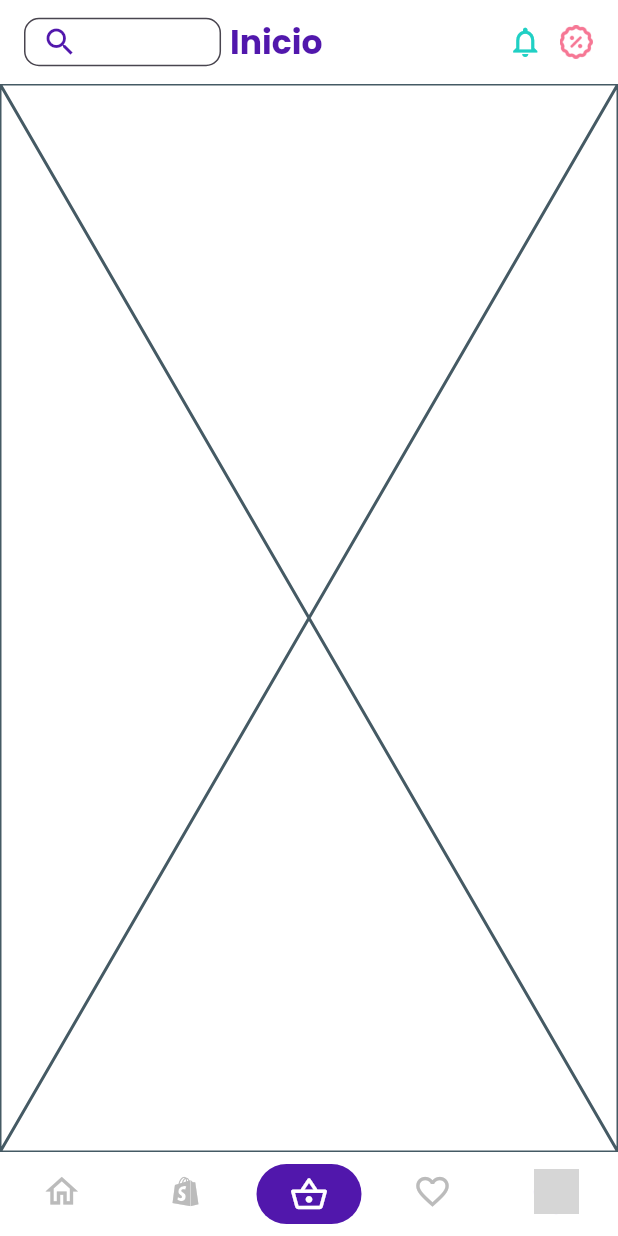
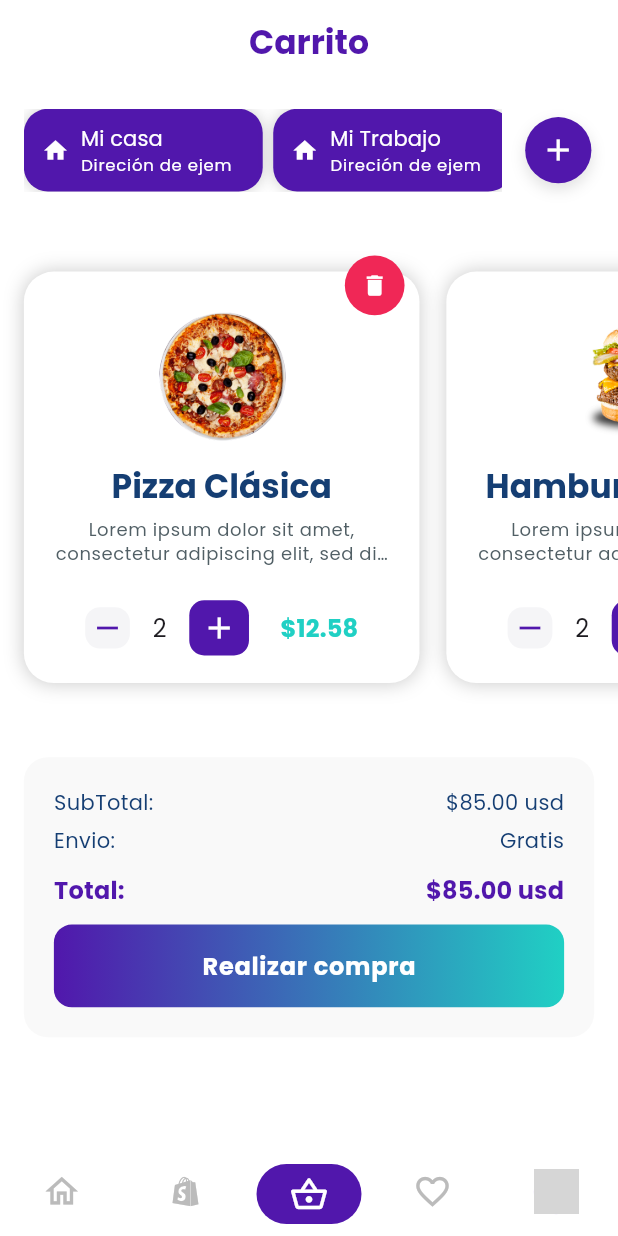
Before and after one commit to abdelrhmanMohamed-svg/delivery_app, a Flutter app: the screen it shows after launch, item 3 of the bottom bar chosen, on a phone screen of 412 x 824 dp. Run offline on Flutter 3.47's test engine with Material 3 defaults, Android fonts, the phone set to English and light mode, and no system bars; drawn by our look-alikes of persistent_bottom_nav_bar_v2; our stand-ins replace flutter_bloc; grey boxes are pictures that could not be loaded.

Commit message:
add the cartPage Ui

```diff
--- /dev/null
+++ b/devtools_options.yaml
@@ -0,0 +1,3 @@
+description: This file stores settings for Dart & Flutter DevTools.
+documentation: https://docs.flutter.dev/tools/devtools/extensions#configure-extension-enablement-states
+extensions:
--- a/lib/main.dart
+++ b/lib/main.dart
@@ -1,8 +1,11 @@
+import 'package:delivery_app/root.dart';
 import 'package:delivery_app/utils/app_constants.dart';
 import 'package:delivery_app/utils/router/app_router.dart';
 import 'package:delivery_app/utils/router/app_routes.dart';
 import 'package:delivery_app/utils/theme/app_theme.dart';
+import 'package:delivery_app/view_models/root/root_cubit.dart';
 import 'package:flutter/material.dart';
+import 'package:flutter_bloc/flutter_bloc.dart';
 
 void main() {
   runApp(const MyApp());
@@ -13,13 +16,16 @@ class MyApp extends StatelessWidget {
 
   @override
   Widget build(BuildContext context) {
-    return MaterialApp(
-      title: AppConstants.appName,
-      theme: AppTheme.getTheme,
-      debugShowCheckedModeBanner: false,
+    return BlocProvider(
+      create: (context) => RootCubit(),
+      child: MaterialApp(
+        title: AppConstants.appName,
+        theme: AppTheme.getTheme,
+        debugShowCheckedModeBanner: false,
 
-      onGenerateRoute: AppRouter.onGenerateRoute(),
-      initialRoute: AppRoutes.root,
+        onGenerateRoute: AppRouter.onGenerateRoute(),
+        initialRoute: AppRoutes.root,
+      ),
     );
   }
 }
--- /dev/null
+++ b/lib/models/address_model.dart
@@ -0,0 +1,11 @@
+class AddressModel {
+  final String city;
+  final String street;
+
+  AddressModel({required this.city, required this.street});
+}
+
+List<AddressModel> dummyAddresses = [
+  AddressModel(city: 'Mi casa', street: 'Direción de ejem'),
+  AddressModel(city: 'Mi Trabajo', street: 'Direción de ejem'),
+];
--- a/lib/root.dart
+++ b/lib/root.dart
@@ -1,12 +1,15 @@
 import 'package:delivery_app/utils/app_constants.dart';
 import 'package:delivery_app/utils/app_size.dart';
 import 'package:delivery_app/utils/theme/app_colors.dart';
+import 'package:delivery_app/view_models/root/root_cubit.dart';
 import 'package:delivery_app/views/pages/basket_page.dart';
 import 'package:delivery_app/views/pages/favorite_page.dart';
 import 'package:delivery_app/views/pages/home_page.dart';
 import 'package:delivery_app/views/pages/profile_page.dart';
 import 'package:delivery_app/views/pages/shop_page.dart';
+import 'package:delivery_app/views/widgets/custom_app_bar.dart';
 import 'package:flutter/material.dart';
+import 'package:flutter_bloc/flutter_bloc.dart';
 import 'package:persistent_bottom_nav_bar_v2/persistent_bottom_nav_bar_v2.dart';
 
 class Root extends StatelessWidget {
@@ -61,65 +64,16 @@ class Root extends StatelessWidget {
   ];
   @override
   Widget build(BuildContext context) {
+    final rootCubit = BlocProvider.of<RootCubit>(context);
     AppSize.init(context);
 
     return Scaffold(
-      appBar: AppBar(
-        title: Row(
-          mainAxisAlignment: MainAxisAlignment.spaceBetween,
-          children: [
-            Row(
-              children: [
-                SizedBox(
-                  width: AppSize.w(132),
-                  height: AppSize.h(35),
-                  child: TextField(
-                    decoration: InputDecoration(
-                      prefixIcon: const Icon(
-                        Icons.search,
-                        color: AppColors.primary,
-                      ),
-                      border: OutlineInputBorder(
-                        borderRadius: BorderRadius.circular(10.0),
-                        borderSide: BorderSide(color: AppColors.borderColor),
-                      ),
-                      filled: true,
-                      fillColor: AppColors.backgorund,
-                    ),
-                  ),
-                ),
-                SizedBox(width: AppSize.w(6)),
-                Text(
-                  "Inicio",
-                  style: Theme.of(context).textTheme.titleLarge!.copyWith(
-                    color: AppColors.primary,
-                    fontWeight: FontWeight.w600,
-                  ),
-                ),
-              ],
-            ),
-
-            Row(
-              children: [
-                Icon(
-                  Icons.notifications_none_outlined,
-                  color: AppColors.notificationIconColor,
-                ),
-                SizedBox(width: AppSize.w(10)),
-
-                Image.asset(
-                  AppConstants.settingsIcon,
-                  width: AppSize.w(24),
-                  height: AppSize.h(24),
-                  color: AppColors.settingsIconColor,
-                ),
-              ],
-            ),
-          ],
-        ),
-      ),
+      appBar: CustomAppBar(),
       body: SafeArea(
         child: PersistentTabView(
+          onTabChanged: (index) {
+            rootCubit.changeTab(index);
+          },
           tabs: _tabs(),
           navBarBuilder: (navBarConfig) =>
               Style15BottomNavBar(navBarConfig: navBarConfig),
--- a/lib/utils/theme/app_colors.dart
+++ b/lib/utils/theme/app_colors.dart
@@ -15,4 +15,6 @@ class AppColors {
   static const Color lightGray = Color(0xff515F65);
   static const Color black = Colors.black;
   static const Color red = Color(0xffF1395E);
+  static const Color lightGray2 = Color(0xffF9F9F9);
+
 }
--- /dev/null
+++ b/lib/view_models/root/root_cubit.dart
@@ -0,0 +1,12 @@
+
+import 'package:flutter_bloc/flutter_bloc.dart';
+
+part 'root_state.dart';
+
+class RootCubit extends Cubit<RootState> {
+  RootCubit() : super(RootInitial());
+
+  void changeTab(int index) {
+    emit(RootTabChanged(index));
+  }
+}
--- /dev/null
+++ b/lib/view_models/root/root_state.dart
@@ -0,0 +1,10 @@
+part of 'root_cubit.dart';
+
+sealed class RootState {}
+
+final class RootInitial extends RootState {}
+
+final class RootTabChanged extends RootState {
+  final int selectedIndex;
+  RootTabChanged(this.selectedIndex);
+}
--- a/lib/views/pages/basket_page.dart
+++ b/lib/views/pages/basket_page.dart
@@ -1,3 +1,7 @@
+import 'package:delivery_app/utils/app_size.dart';
+import 'package:delivery_app/views/widgets/address_row.dart';
+import 'package:delivery_app/views/widgets/cart_item_list.dart';
+import 'package:delivery_app/views/widgets/summary_card.dart';
 import 'package:flutter/material.dart';
 
 class BasketPage extends StatelessWidget {
@@ -5,6 +9,27 @@ class BasketPage extends StatelessWidget {
 
   @override
   Widget build(BuildContext context) {
-    return const Placeholder();
+    AppSize.init(context);
+
+    return Padding(
+      padding: EdgeInsets.symmetric(horizontal: AppSize.w(16)),
+      child: Column(
+        children: [
+          SizedBox(height: AppSize.h(18)),
+
+          //address row with add button
+          AddressRow(),
+
+          SizedBox(height: AppSize.h(50)),
+
+          // Cart items list
+          CartItemList(),
+
+          // Totals and action
+          SummaryCard(),
+          SizedBox(height: AppSize.h(20)),
+        ],
+      ),
+    );
   }
 }
--- /dev/null
+++ b/lib/views/widgets/address_item.dart
@@ -0,0 +1,51 @@
+import 'package:delivery_app/models/address_model.dart';
+import 'package:delivery_app/utils/app_size.dart';
+import 'package:delivery_app/utils/theme/app_colors.dart';
+import 'package:flutter/material.dart';
+
+class AddressItem extends StatelessWidget {
+  const AddressItem({super.key, required this.address});
+  final AddressModel address;
+
+  @override
+  Widget build(BuildContext context) {
+    return Container(
+      width: AppSize.w(160),
+      margin: EdgeInsets.only(right: 7.0),
+      padding: EdgeInsets.symmetric(horizontal: 12.0),
+
+      decoration: BoxDecoration(
+        color: AppColors.primary,
+        borderRadius: BorderRadius.circular(16.0),
+        boxShadow: [
+          BoxShadow(color: Colors.black.withOpacity(0.2), blurRadius: 8),
+        ],
+      ),
+      child: Row(
+        crossAxisAlignment: CrossAxisAlignment.center,
+        children: [
+          Icon(Icons.home, color: AppColors.white, size: 18),
+          SizedBox(width: AppSize.w(8)),
+          Column(
+            mainAxisAlignment: MainAxisAlignment.center,
+            crossAxisAlignment: CrossAxisAlignment.start,
+            children: [
+              Text(
+                address.city,
+                style: Theme.of(
+                  context,
+                ).textTheme.titleSmall!.copyWith(color: AppColors.white),
+              ),
+              Text(
+                address.street,
+                style: Theme.of(
+                  context,
+                ).textTheme.labelSmall!.copyWith(color: AppColors.white),
+              ),
+            ],
+          ),
+        ],
+      ),
+    );
+  }
+}
--- /dev/null
+++ b/lib/views/widgets/address_row.dart
@@ -0,0 +1,47 @@
+import 'package:delivery_app/models/address_model.dart';
+import 'package:delivery_app/utils/app_size.dart';
+import 'package:delivery_app/utils/theme/app_colors.dart';
+import 'package:delivery_app/views/widgets/address_item.dart';
+import 'package:flutter/material.dart';
+
+class AddressRow extends StatelessWidget {
+  const AddressRow({super.key});
+
+  @override
+  Widget build(BuildContext context) {
+    return Row(
+      children: [
+        SizedBox(
+          width: AppSize.w(320),
+          height: AppSize.h(60),
+          child: ListView.builder(
+            scrollDirection: Axis.horizontal,
+            itemCount: dummyAddresses.length,
+            itemBuilder: (context, index) {
+              final address = dummyAddresses[index];
+              return AddressItem(address: address);
+            },
+          ),
+        ),
+
+        const Spacer(),
+        Container(
+          width: AppSize.w(48),
+          height: AppSize.h(48),
+          decoration: BoxDecoration(
+            color: AppColors.primary,
+            shape: BoxShape.circle,
+            boxShadow: [
+              BoxShadow(
+                color: Colors.black.withOpacity(0.12),
+                blurRadius: 8,
+                offset: Offset(0, 4),
+              ),
+            ],
+          ),
+          child: Icon(Icons.add, color: Colors.white),
+        ),
+      ],
+    );
+  }
+}
--- /dev/null
+++ b/lib/views/widgets/cart_item.dart
@@ -0,0 +1,93 @@
+import 'package:delivery_app/models/product_model.dart';
+import 'package:delivery_app/utils/app_size.dart';
+import 'package:delivery_app/utils/theme/app_colors.dart';
+import 'package:delivery_app/views/widgets/count_component.dart';
+import 'package:flutter/material.dart';
+
+class CartItem extends StatelessWidget {
+  const CartItem({super.key, required this.product});
+  final ProductModel product;
+
+  @override
+  Widget build(BuildContext context) {
+    return Stack(
+      clipBehavior: Clip.none,
+      children: [
+        Container(
+          width: double.infinity,
+          padding: EdgeInsets.symmetric(
+            vertical: AppSize.h(20),
+            horizontal: AppSize.w(20),
+          ),
+          decoration: BoxDecoration(
+            color: Colors.white,
+            borderRadius: BorderRadius.circular(AppSize.w(20)),
+            boxShadow: [
+              BoxShadow(color: Colors.black.withOpacity(0.2), blurRadius: 10),
+            ],
+          ),
+          child: Column(
+            mainAxisSize: MainAxisSize.min,
+            children: [
+              // Image centered
+              Image.asset(
+                product.imageUrl,
+                fit: BoxFit.contain,
+                height: AppSize.h(110),
+                width: AppSize.w(110),
+              ),
+              SizedBox(height: AppSize.h(10)),
+              Text(
+                product.name,
+                textAlign: TextAlign.center,
+                style: Theme.of(context).textTheme.titleLarge!.copyWith(
+                  color: AppColors.darkBlue,
+                  fontWeight: FontWeight.w600,
+                ),
+              ),
+              SizedBox(height: AppSize.h(8)),
+              Text(
+                product.description,
+                textAlign: TextAlign.center,
+                style: Theme.of(
+                  context,
+                ).textTheme.bodySmall!.copyWith(color: AppColors.lightGray),
+                maxLines: 2,
+                overflow: TextOverflow.ellipsis,
+              ),
+              SizedBox(height: AppSize.h(25)),
+              Row(
+                mainAxisAlignment: MainAxisAlignment.spaceEvenly,
+                children: [
+                  CountComponent(),
+                  // price
+                  Text(
+                    '\$${product.price.toStringAsFixed(2)}',
+                    style: Theme.of(context).textTheme.titleMedium!.copyWith(
+                      color: AppColors.activeNavIconColor,
+                      fontWeight: FontWeight.w600,
+                    ),
+                  ),
+                ],
+              ),
+            ],
+          ),
+        ),
+        // delete badge
+        Positioned(
+          top: -AppSize.h(15),
+          right: AppSize.w(10),
+          child: Container(
+            width: AppSize.w(40),
+            height: AppSize.h(50),
+            decoration: BoxDecoration(
+              color: Color(0xffF02756),
+              shape: BoxShape.circle,
+            ),
+            child: Icon(Icons.delete, color: Colors.white, size: AppSize.w(18)),
+          ),
+        ),
+      ],
+    );
+  }
+}
--- /dev/null
+++ b/lib/views/widgets/cart_item_list.dart
@@ -0,0 +1,29 @@
+import 'package:delivery_app/models/product_model.dart';
+import 'package:delivery_app/utils/app_size.dart';
+import 'package:delivery_app/views/widgets/cart_item.dart';
+import 'package:flutter/material.dart';
+
+class CartItemList extends StatelessWidget {
+  const CartItemList({super.key});
+
+  @override
+  Widget build(BuildContext context) {
+    return SizedBox(
+      height: AppSize.h(360),
+      child: ListView.separated(
+        clipBehavior: Clip.none,
+        padding: EdgeInsets.only(top: AppSize.h(8)),
+        scrollDirection: Axis.horizontal,
+        itemCount: dummyProducts.length,
+        separatorBuilder: (_, __) => SizedBox(width: AppSize.w(18)),
+        itemBuilder: (context, index) {
+          final product = dummyProducts[index];
+          return SizedBox(
+            width: AppSize.w(265),
+            child: CartItem(product: product),
+          );
+        },
+      ),
+    );
+  }
+}
--- /dev/null
+++ b/lib/views/widgets/count_component.dart
@@ -0,0 +1,37 @@
+import 'package:delivery_app/utils/app_size.dart';
+import 'package:delivery_app/utils/theme/app_colors.dart';
+import 'package:flutter/material.dart';
+
+class CountComponent extends StatelessWidget {
+  const CountComponent({super.key});
+
+  @override
+  Widget build(BuildContext context) {
+    return Row(
+      children: [
+        Container(
+          width: AppSize.w(30),
+          height: AppSize.h(30),
+          decoration: BoxDecoration(
+            color: Color(0xfff5f5f7),
+            borderRadius: BorderRadius.circular(AppSize.w(10)),
+          ),
+          child: Icon(Icons.remove, color: AppColors.primary),
+        ),
+        SizedBox(width: AppSize.w(15)),
+        Text("2", style: Theme.of(context).textTheme.bodyLarge),
+        SizedBox(width: AppSize.w(15)),
+        // plus
+        Container(
+          width: AppSize.w(40),
+          height: AppSize.h(40),
+          decoration: BoxDecoration(
+            color: AppColors.primary,
+            borderRadius: BorderRadius.circular(AppSize.w(10)),
+          ),
+          child: Icon(Icons.add, color: Colors.white),
+        ),
+      ],
+    );
+  }
+}
--- /dev/null
+++ b/lib/views/widgets/custom_app_bar.dart
@@ -0,0 +1,103 @@
+import 'package:delivery_app/utils/app_constants.dart';
+import 'package:delivery_app/utils/app_size.dart';
+import 'package:delivery_app/utils/theme/app_colors.dart';
+import 'package:delivery_app/view_models/root/root_cubit.dart';
+import 'package:flutter/material.dart';
+import 'package:flutter_bloc/flutter_bloc.dart';
+
+class CustomAppBar extends StatelessWidget implements PreferredSizeWidget {
+  const CustomAppBar({super.key});
+  @override
+  Widget build(BuildContext context) {
+    int selectedIndex = 0;
+
+    final rootCubit = BlocProvider.of<RootCubit>(context);
+
+    return SafeArea(
+      child: Padding(
+        padding: const EdgeInsets.symmetric(horizontal: 16.0, vertical: 5.0),
+        child: BlocBuilder<RootCubit, RootState>(
+          bloc: rootCubit,
+          buildWhen: (previous, current) =>
+              current is RootTabChanged || current is RootInitial,
+
+          builder: (context, state) {
+            if (state is RootTabChanged) {
+              selectedIndex = state.selectedIndex;
+            }
+
+            if (selectedIndex == 2) {
+              return Center(
+                child: Text(
+                  "Carrito",
+                  style: Theme.of(context).textTheme.titleLarge!.copyWith(
+                    color: AppColors.primary,
+                    fontWeight: FontWeight.w600,
+                  ),
+                ),
+              );
+            } else {
+              return Row(
+                mainAxisAlignment: MainAxisAlignment.spaceBetween,
+                children: [
+                  Row(
+                    children: [
+                      SizedBox(
+                        width: AppSize.w(132),
+                        height: AppSize.h(35),
+                        child: TextField(
+                          decoration: InputDecoration(
+                            prefixIcon: const Icon(
+                              Icons.search,
+                              color: AppColors.primary,
+                            ),
+                            border: OutlineInputBorder(
+                              borderRadius: BorderRadius.circular(10.0),
+                              borderSide: BorderSide(
+                                color: AppColors.borderColor,
+                              ),
+                            ),
+                            filled: true,
+                            fillColor: AppColors.backgorund,
+                          ),
+                        ),
+                      ),
+                      SizedBox(width: AppSize.w(6)),
+                      Text(
+                        "Inicio",
+                        style: Theme.of(context).textTheme.titleLarge!.copyWith(
+                          color: AppColors.primary,
+                          fontWeight: FontWeight.w600,
+                        ),
+                      ),
+                    ],
+                  ),
+
+                  Row(
+                    children: [
+                      Icon(
+                        Icons.notifications_none_outlined,
+                        color: AppColors.notificationIconColor,
+                      ),
+                      SizedBox(width: AppSize.w(10)),
+
+                      Image.asset(
+                        AppConstants.settingsIcon,
+                        width: AppSize.w(24),
+                        height: AppSize.h(24),
+                        color: AppColors.settingsIconColor,
+                      ),
+                    ],
+                  ),
+                ],
+              );
+            }
+          },
+        ),
+      ),
+    );
+  }
+
+  @override
+  Size get preferredSize => const Size.fromHeight(kToolbarHeight);
+}
--- /dev/null
+++ b/lib/views/widgets/summary_card.dart
@@ -0,0 +1,91 @@
+import 'package:delivery_app/utils/app_size.dart';
+import 'package:delivery_app/utils/theme/app_colors.dart';
+import 'package:delivery_app/views/widgets/custom_main_button.dart';
+import 'package:flutter/material.dart';
+
+class SummaryCard extends StatelessWidget {
+  const SummaryCard({super.key});
+
+  @override
+  Widget build(BuildContext context) {
+    return  Container(
+            width: double.infinity,
+            padding: EdgeInsets.all(20),
+            decoration: BoxDecoration(
+              color: AppColors.lightGray2,
+              borderRadius: BorderRadius.circular(16.0),
+            ),
+            child: Column(
+              crossAxisAlignment: CrossAxisAlignment.stretch,
+              children: [
+                Row(
+                  mainAxisAlignment: MainAxisAlignment.spaceBetween,
+                  children: [
+                    Column(
+                      crossAxisAlignment: CrossAxisAlignment.start,
+                      children: [
+                        Text(
+                          'SubTotal:',
+                          style: Theme.of(context).textTheme.bodyMedium!
+                              .copyWith(color: AppColors.darkBlue),
+                        ),
+                        SizedBox(height: AppSize.h(6)),
+                        Text(
+                          'Envio:',
+                          style: Theme.of(context).textTheme.bodyMedium!
+                              .copyWith(color: AppColors.darkBlue),
+                        ),
+                      ],
+                    ),
+                    Column(
+                      crossAxisAlignment: CrossAxisAlignment.end,
+                      children: [
+                        Text(
+                          '\$85.00 usd',
+                          style: Theme.of(context).textTheme.bodyMedium!
+                              .copyWith(
+                                color: AppColors.darkBlue,
+                                fontWeight: FontWeight.w500,
+                              ),
+                        ),
+                        SizedBox(height: AppSize.h(6)),
+                        Text(
+                          'Gratis',
+                          style: Theme.of(context).textTheme.bodyMedium!
+                              .copyWith(
+                                color: AppColors.darkBlue,
+                                fontWeight: FontWeight.w500,
+                              ),
+                        ),
+                      ],
+                    ),
+                  ],
+                ),
+                SizedBox(height: AppSize.h(12)),
+                Row(
+                  mainAxisAlignment: MainAxisAlignment.spaceBetween,
+                  children: [
+                    Text(
+                      'Total:',
+                      style: Theme.of(context).textTheme.titleMedium!.copyWith(
+                        color: AppColors.primary,
+                        fontWeight: FontWeight.w600,
+                      ),
+                    ),
+                    Text(
+                      '\$85.00 usd',
+                      style: Theme.of(context).textTheme.titleMedium!.copyWith(
+                        color: AppColors.primary,
+                        fontWeight: FontWeight.w600,
+                      ),
+                    ),
+                  ],
+                ),
+                SizedBox(height: AppSize.h(12)),
+                CustomMainButton(onTap: () {}, buttonText: 'Realizar compra'),
+              ],
+            ),
+          )
+;
+  }
+}
--- a/pubspec.yaml
+++ b/pubspec.yaml
@@ -10,6 +10,7 @@ environment:
 
 dependencies:
   cupertino_icons: ^1.0.8
+  flutter_bloc: ^9.1.1
   flutter:
     sdk: flutter
   persistent_bottom_nav_bar_v2: ^6.2.0
```
Also changed, not shown: pubspec.lock.
